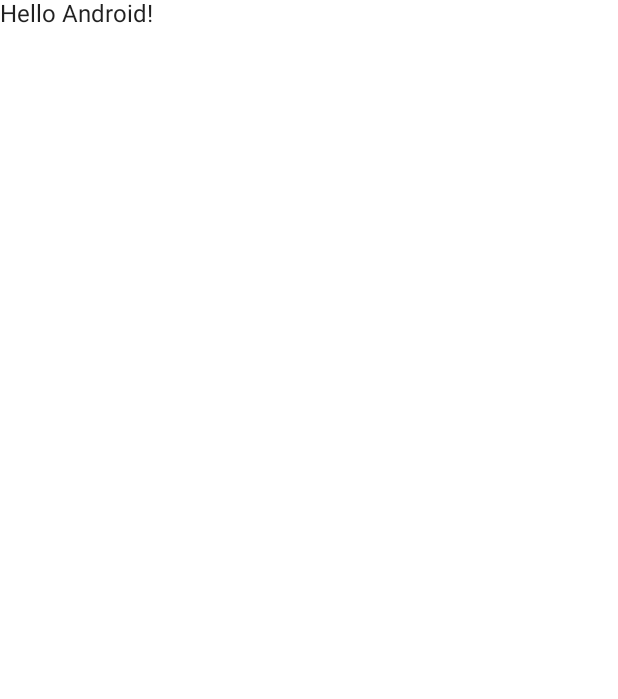
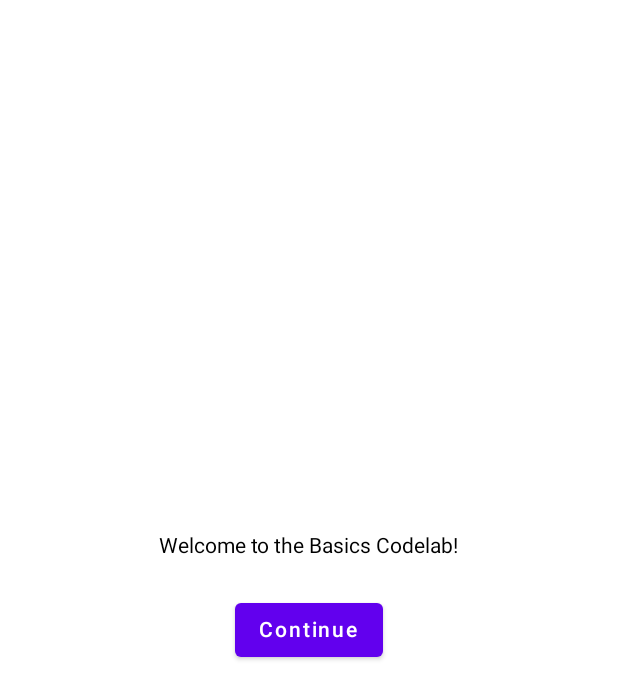
Before and after one commit to DevHyeon0312/DevHyeon_Compose, an Android app built with Jetpack Compose: the screen it shows after launch (MainActivity before the commit, DevHyeonActivity after it), on a phone screen of 412 x 824 dp. Before the commit the part shown is almost empty. Shown: the top 699 px of the screen. Run offline under Robolectric (Android 15) with nearby library versions, the phone set to English and light mode, and no system bars.

```diff
--- a/app/src/main/AndroidManifest.xml
+++ b/app/src/main/AndroidManifest.xml
@@ -3,6 +3,7 @@
     package="com.devhyeon.compose">
 
     <application
+        android:name=".DevHyeonApp"
         android:allowBackup="true"
         android:icon="@mipmap/ic_launcher"
         android:label="@string/app_name"
@@ -10,7 +11,7 @@
         android:supportsRtl="true"
         android:theme="@style/Theme.DevHyeonCompose1">
         <activity
-            android:name=".MainActivity"
+            android:name=".DevHyeonActivity"
             android:exported="true"
             android:label="@string/app_name"
             android:theme="@style/Theme.DevHyeonCompose1.NoActionBar">
--- /dev/null
+++ b/app/src/main/java/com/devhyeon/compose/DevHyeonActivity.kt
@@ -0,0 +1,34 @@
+package com.devhyeon.compose
+
+import android.os.Bundle
+import androidx.activity.ComponentActivity
+import androidx.activity.compose.setContent
+import androidx.compose.runtime.*
+import androidx.compose.runtime.saveable.rememberSaveable
+import com.devhyeon.compose.ui.screen.home.HomeScreen
+import com.devhyeon.compose.ui.screen.onboarding.OnboardingScreen
+
+class DevHyeonActivity : ComponentActivity() {
+    override fun onCreate(savedInstanceState: Bundle?) {
+        super.onCreate(savedInstanceState)
+        setContent {
+            DevHyeonContent()
+        }
+    }
+
+    override fun onBackPressed() {
+        super.onBackPressed()
+        finish()
+    }
+}
+
+@Composable
+fun DevHyeonContent() {
+    var shouldShowOnboarding by rememberSaveable { mutableStateOf(true) }
+
+    if (shouldShowOnboarding) {
+        OnboardingScreen(onContinueClicked = { shouldShowOnboarding = false })
+    } else {
+        HomeScreen()
+    }
+}
--- /dev/null
+++ b/app/src/main/java/com/devhyeon/compose/DevHyeonApp.kt
@@ -0,0 +1,7 @@
+package com.devhyeon.compose
+
+import android.app.Application
+
+class DevHyeonApp : Application() {
+
+}
--- a/app/src/main/java/com/devhyeon/compose/MainActivity.kt
+++ /dev/null
@@ -1,38 +0,0 @@
-package com.devhyeon.compose
-
-import android.os.Bundle
-import androidx.activity.ComponentActivity
-import androidx.activity.compose.setContent
-import androidx.compose.material.MaterialTheme
-import androidx.compose.material.Surface
-import androidx.compose.material.Text
-import androidx.compose.runtime.Composable
-import androidx.compose.ui.tooling.preview.Preview
-import com.devhyeon.compose.ui.theme.DevHyeonCompose1Theme
-
-class MainActivity : ComponentActivity() {
-    override fun onCreate(savedInstanceState: Bundle?) {
-        super.onCreate(savedInstanceState)
-        setContent {
-            DevHyeonCompose1Theme {
-                // A surface container using the 'background' color from the theme
-                Surface(color = MaterialTheme.colors.background) {
-                    Greeting("Android")
-                }
-            }
-        }
-    }
-}
-
-@Composable
-fun Greeting(name: String) {
-    Text(text = "Hello $name!")
-}
-
-@Preview(showBackground = true)
-@Composable
-fun DefaultPreview() {
-    DevHyeonCompose1Theme {
-        Greeting("Android")
-    }
-}
--- /dev/null
+++ b/app/src/main/java/com/devhyeon/compose/ui/screen/onboarding/OnboardingScreen.kt
@@ -0,0 +1,32 @@
+package com.devhyeon.compose.ui.screen.onboarding
+
+import androidx.compose.foundation.layout.Arrangement
+import androidx.compose.foundation.layout.Column
+import androidx.compose.foundation.layout.fillMaxSize
+import androidx.compose.foundation.layout.padding
+import androidx.compose.material.Button
+import androidx.compose.material.Surface
+import androidx.compose.material.Text
+import androidx.compose.runtime.Composable
+import androidx.compose.ui.Alignment
+import androidx.compose.ui.Modifier
+import androidx.compose.ui.unit.dp
+
+@Composable
+fun OnboardingScreen(onContinueClicked: () -> Unit) {
+    Surface {
+        Column(
+            modifier = Modifier.fillMaxSize(),
+            verticalArrangement = Arrangement.Center,
+            horizontalAlignment = Alignment.CenterHorizontally
+        ) {
+            Text("Welcome to the Basics Codelab!")
+            Button(
+                modifier = Modifier.padding(vertical = 24.dp),
+                onClick = onContinueClicked
+            ) {
+                Text("Continue")
+            }
+        }
+    }
+}
--- a/app/src/main/java/com/devhyeon/compose/ui/theme/Color.kt
+++ b/app/src/main/java/com/devhyeon/compose/ui/theme/Color.kt
@@ -6,3 +6,7 @@ val Purple200 = Color(0xFFBB86FC)
 val Purple500 = Color(0xFF6200EE)
 val Purple700 = Color(0xFF3700B3)
 val Teal200 = Color(0xFF03DAC5)
+val Navy = Color(0xFF073042)
+val Blue = Color(0xFF4285F4)
+val LightBlue = Color(0xFFD7EFFE)
+val Chartreuse = Color(0xFFEFF7CF)
--- a/app/src/main/java/com/devhyeon/compose/ui/theme/Theme.kt
+++ b/app/src/main/java/com/devhyeon/compose/ui/theme/Theme.kt
@@ -5,26 +5,20 @@ import androidx.compose.material.MaterialTheme
 import androidx.compose.material.darkColors
 import androidx.compose.material.lightColors
 import androidx.compose.runtime.Composable
+import androidx.compose.ui.graphics.Color
 
 private val DarkColorPalette = darkColors(
-    primary = Purple200,
-    primaryVariant = Purple700,
-    secondary = Teal200
+    surface = Blue,
+    onSurface = Navy,
+    primary = Navy,
+    onPrimary = Chartreuse
 )
 
 private val LightColorPalette = lightColors(
-    primary = Purple500,
-    primaryVariant = Purple700,
-    secondary = Teal200
-
-    /* Other default colors to override
-    background = Color.White,
-    surface = Color.White,
-    onPrimary = Color.White,
-    onSecondary = Color.Black,
-    onBackground = Color.Black,
-    onSurface = Color.Black,
-    */
+    surface = Blue,
+    onSurface = Color.White,
+    primary = LightBlue,
+    onPrimary = Navy
 )
 
 @Composable
--- a/app/src/main/res/values/strings.xml
+++ b/app/src/main/res/values/strings.xml
@@ -1,3 +1,6 @@
 <resources>
     <string name="app_name">DevHyeon Compose1</string>
+    <string name="show_less">Show less</string>
+    <string name="show_more">Show more</string>
+
 </resources>
--- a/build.gradle
+++ b/build.gradle
@@ -2,6 +2,7 @@
 buildscript {
     ext {
         compose_version = '1.1.1'
+        kotlin_version = "1.6.10"
     }
     repositories {
         google()
@@ -9,7 +10,7 @@ buildscript {
     }
     dependencies {
         classpath "com.android.tools.build:gradle:7.0.4"
-        classpath "org.jetbrains.kotlin:kotlin-gradle-plugin:1.5.21"
+        classpath "org.jetbrains.kotlin:kotlin-gradle-plugin:$kotlin_version"
 
         // NOTE: Do not place your application dependencies here; they belong
         // in the individual module build.gradle files
--- a/settings.gradle
+++ b/settings.gradle
@@ -3,7 +3,6 @@ dependencyResolutionManagement {
     repositories {
         google()
         mavenCentral()
-        jcenter() // Warning: this repository is going to shut down soon
     }
 }
 rootProject.name = "DevHyeon Compose1"
```
Also changed, not shown: app/build.gradle (+7 -5 lines), app/src/main/java/com/devhyeon/compose/ui/components/ListItems.kt (added, +106 -0 lines), app/src/main/java/com/devhyeon/compose/ui/screen/home/HomeScreen.kt (added, +31 -0 lines).
